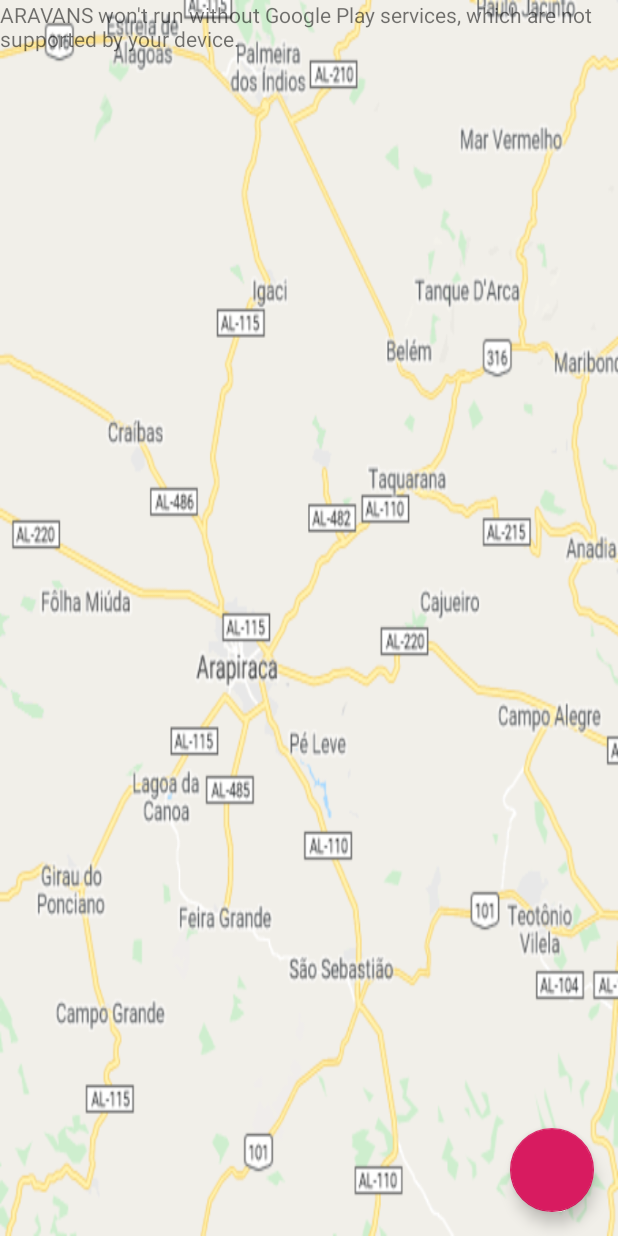
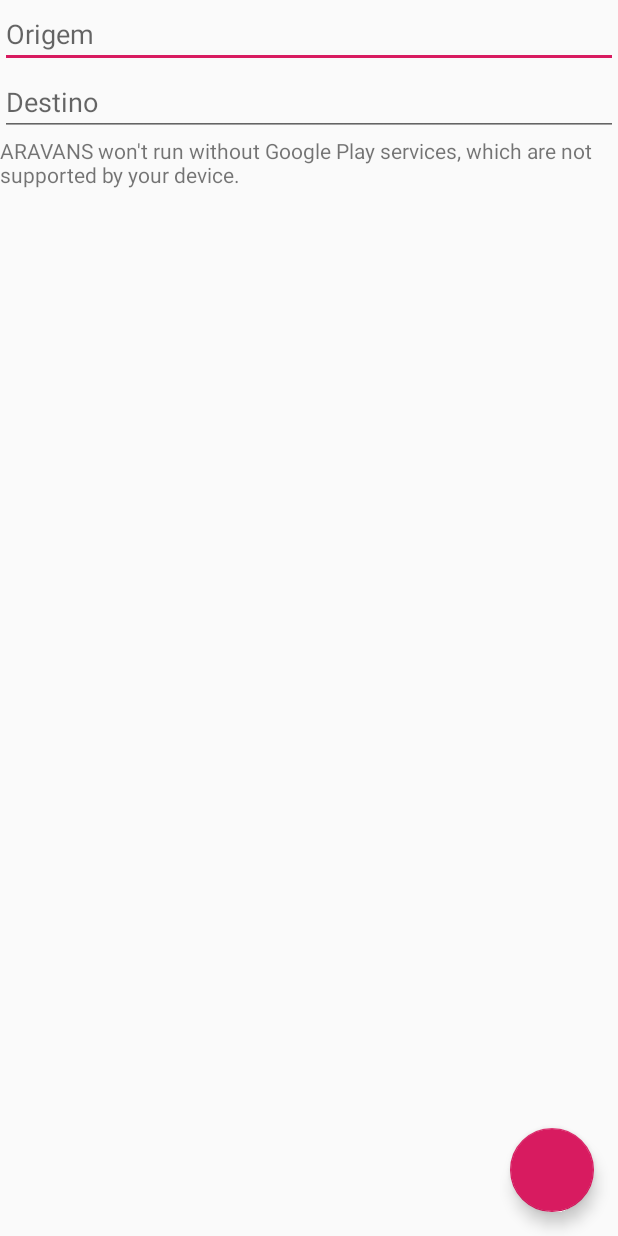
Before and after one commit to BeatrizVitoria/ARAVANS, an Android app: the screen it shows after launch (RotasActivity), on a phone screen of 412 x 824 dp. Run offline under Robolectric (Android 15) with nearby library versions, the phone set to English and light mode, and no system bars.

Commit message:
alterações do layout do maps e toast

```diff
--- a/app/src/main/java/com/example/aravans/RotasActivity.java
+++ b/app/src/main/java/com/example/aravans/RotasActivity.java
@@ -67,6 +67,6 @@ public class RotasActivity extends FragmentActivity implements OnMapReadyCallbac
 
     @Override
     public void onMapClick(LatLng latLng) {
-        Toast.makeText( getContext(), "Coordenadas: " + latLng.toString(), Toast.LENGTH_SHORT).show();
+        Toast.makeText(this, "Coordenadas: " + latLng.toString(), Toast.LENGTH_SHORT).show();
     }
 }
--- a/app/src/main/res/layout/activity_rotas.xml
+++ b/app/src/main/res/layout/activity_rotas.xml
@@ -1,12 +1,29 @@
 <?xml version="1.0" encoding="utf-8"?>
 <RelativeLayout xmlns:android="http://schemas.android.com/apk/res/android"
-xmlns:app="http://schemas.android.com/apk/res-auto"
-xmlns:tools="http://schemas.android.com/tools"
-android:layout_width="match_parent"
-android:layout_height="match_parent"
-tools:context=".MainActivity"
-android:orientation="vertical"
-android:background="@drawable/mapa_02">
+    xmlns:app="http://schemas.android.com/apk/res-auto"
+    xmlns:tools="http://schemas.android.com/tools"
+    android:layout_width="match_parent"
+    android:layout_height="match_parent"
+    android:orientation="vertical"
+    >
+
+    <LinearLayout
+        android:id="@+id/llLocalizacao"
+        android:layout_width="match_parent"
+        android:layout_height="wrap_content"
+        android:orientation="vertical"
+        >
+        <EditText
+            android:layout_width="match_parent"
+            android:layout_height="wrap_content"
+            android:hint="Origem"
+            />
+        <EditText
+            android:layout_width="match_parent"
+            android:layout_height="wrap_content"
+            android:hint="Destino"
+            />
+    </LinearLayout>
 
     <fragment xmlns:android="http://schemas.android.com/apk/res/android"
         xmlns:map="http://schemas.android.com/apk/res-auto"
@@ -14,9 +31,9 @@ android:background="@drawable/mapa_02">
         android:id="@+id/map"
         android:name="com.google.android.gms.maps.SupportMapFragment"
         android:layout_width="match_parent"
+        android:layout_below="@id/llLocalizacao"
         android:layout_height="match_parent"
         tools:context="com.example.aravans.RotasActivity"
-
         />
 
     <com.google.android.material.floatingactionbutton.FloatingActionButton
--- a/app/src/main/res/layout/cadastro_vans.xml
+++ b/app/src/main/res/layout/cadastro_vans.xml
@@ -68,7 +68,7 @@
             android:id="@+id/bt_cadastrar"
             android:layout_width="wrap_content"
             android:layout_height="wrap_content"
-            android:text="CADRASTRAR"
-            android:layout_gravity="center" />
+            android:layout_gravity="center_horizontal"
+            android:text="CADRASTRAR" />
 
 </LinearLayout>
```
